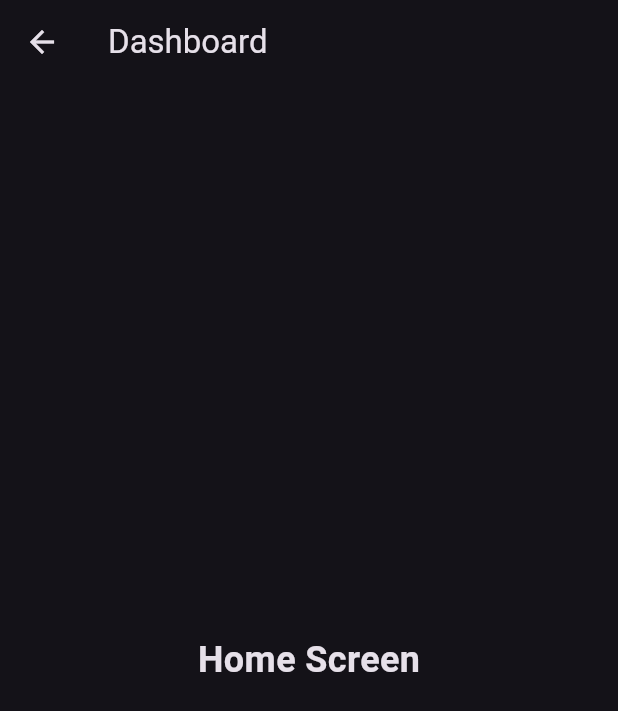
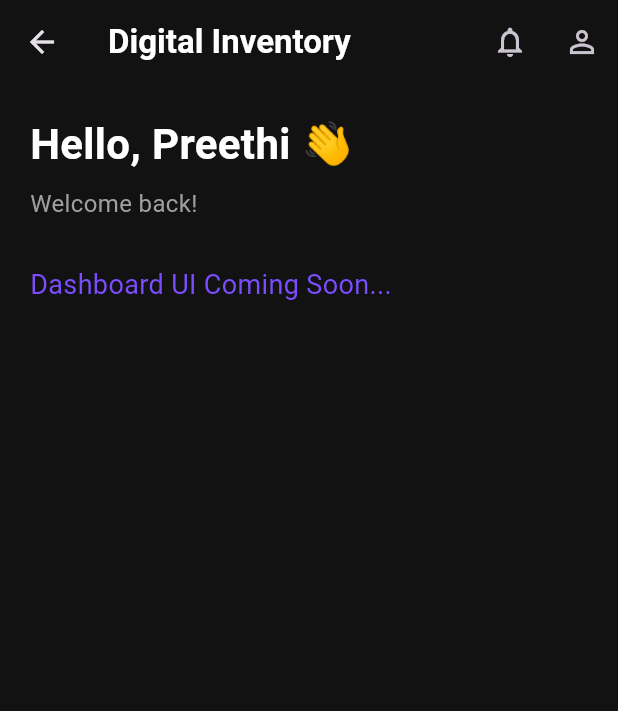
Before and after one commit to PreethiBose30/App-Dev, a Flutter app: the HomeScreen screen opened directly, on a phone screen of 412 x 824 dp. Shown: the top 711 px of the screen. Run offline on Flutter 3.47's test engine with Material 3 defaults, Android fonts, the phone set to English and light mode, and no system bars.

Commit message:
Enhance HomeScreen layout and styling
Updated HomeScreen to include a new app bar and background color, and modified text styles. Added action buttons for notifications and user profile.

```diff
--- a/lib/screens/dashboard/home_screen.dart
+++ b/lib/screens/dashboard/home_screen.dart
@@ -1,4 +1,5 @@
 import 'package:flutter/material.dart';
+import '../../theme/app_colors.dart';
 
 class HomeScreen extends StatelessWidget {
   const HomeScreen({super.key});
@@ -6,16 +7,66 @@ class HomeScreen extends StatelessWidget {
   @override
   Widget build(BuildContext context) {
     return Scaffold(
+      backgroundColor: AppColors.background,
+
       appBar: AppBar(
-        title: const Text("Dashboard"),
+        backgroundColor: AppColors.background,
+        elevation: 0,
         centerTitle: false,
+        title: const Text(
+          "Digital Inventory",
+          style: TextStyle(
+            color: AppColors.textPrimary,
+            fontWeight: FontWeight.bold,
+          ),
+        ),
+        actions: [
+          IconButton(
+            onPressed: () {},
+            icon: const Icon(Icons.notifications_none),
+          ),
+          IconButton(
+            onPressed: () {},
+            icon: const Icon(Icons.person_outline),
+          ),
+        ],
       ),
-      body: const Center(
-        child: Text(
-          "Home Screen",
-          style: TextStyle(
-            fontSize: 24,
-            fontWeight: FontWeight.bold,
+
+      body: const SafeArea(
+        child: Padding(
+          padding: EdgeInsets.all(20),
+          child: Column(
+            crossAxisAlignment: CrossAxisAlignment.start,
+            children: [
+              Text(
+                "Hello, Preethi 👋",
+                style: TextStyle(
+                  fontSize: 28,
+                  fontWeight: FontWeight.bold,
+                  color: AppColors.textPrimary,
+                ),
+              ),
+
+              SizedBox(height: 8),
+
+              Text(
+                "Welcome back!",
+                style: TextStyle(
+                  fontSize: 16,
+                  color: AppColors.textSecondary,
+                ),
+              ),
+
+              SizedBox(height: 30),
+
+              Text(
+                "Dashboard UI Coming Soon...",
+                style: TextStyle(
+                  color: AppColors.primary,
+                  fontSize: 18,
+                ),
+              ),
+            ],
           ),
         ),
       ),
```
